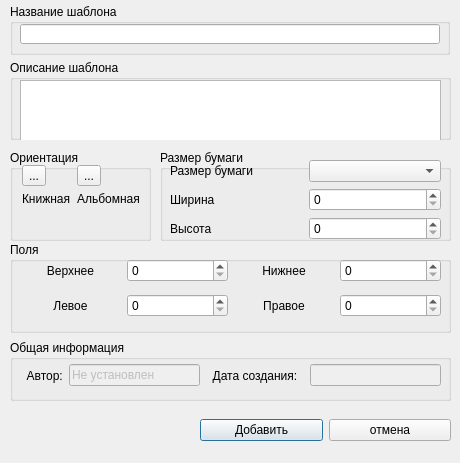
This is vp_plugins/safeFatPrinter/addtemplate.ui in sobiron236/cupsfilter as Qt 5 draws it before an edit. The edited form follows.
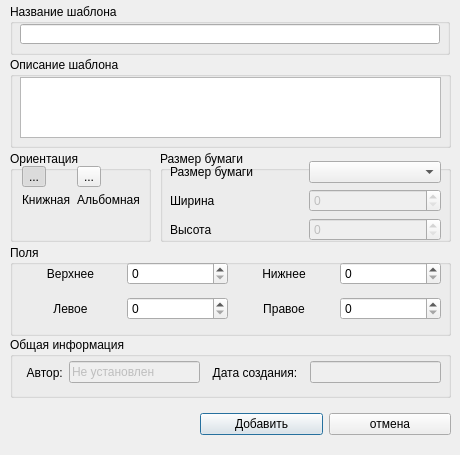
This is the edited form. Icons and pictures are not drawn.

Commit message: Размещение элементов диалога

```diff
--- a/vp_plugins/safeFatPrinter/addtemplate.ui
+++ b/vp_plugins/safeFatPrinter/addtemplate.ui
@@ -7,7 +7,7 @@
     <x>0</x>
     <y>0</y>
     <width>460</width>
-    <height>463</height>
+    <height>455</height>
    </rect>
   </property>
   <property name="windowTitle">
@@ -17,9 +17,9 @@
    <property name="geometry">
     <rect>
      <x>10</x>
-     <y>60</y>
+     <y>57</y>
      <width>441</width>
-     <height>80</height>
+     <height>91</height>
     </rect>
    </property>
    <property name="title">
@@ -49,7 +49,7 @@
    <property name="geometry">
     <rect>
      <x>200</x>
-     <y>410</y>
+     <y>404</y>
      <width>251</width>
      <height>41</height>
     </rect>
@@ -98,7 +98,7 @@
    <property name="geometry">
     <rect>
      <x>10</x>
-     <y>340</y>
+     <y>337</y>
      <width>441</width>
      <height>61</height>
     </rect>
@@ -160,7 +160,7 @@
    <property name="geometry">
     <rect>
      <x>10</x>
-     <y>150</y>
+     <y>151</y>
      <width>141</width>
      <height>91</height>
     </rect>
@@ -193,6 +193,12 @@
          <height>32</height>
         </size>
        </property>
+       <property name="checkable">
+        <bool>true</bool>
+       </property>
+       <property name="checked">
+        <bool>true</bool>
+       </property>
       </widget>
      </item>
      <item row="0" column="1">
@@ -210,6 +216,12 @@
          <height>32</height>
         </size>
        </property>
+       <property name="checkable">
+        <bool>true</bool>
+       </property>
+       <property name="autoRaise">
+        <bool>false</bool>
+       </property>
       </widget>
      </item>
      <item row="1" column="0">
@@ -233,7 +245,7 @@
    <property name="geometry">
     <rect>
      <x>10</x>
-     <y>242</y>
+     <y>245</y>
      <width>441</width>
      <height>91</height>
     </rect>
@@ -310,7 +322,7 @@
    <property name="geometry">
     <rect>
      <x>160</x>
-     <y>150</y>
+     <y>151</y>
      <width>291</width>
      <height>91</height>
     </rect>
@@ -353,10 +365,18 @@
       </widget>
      </item>
      <item row="1" column="1">
-      <widget class="QSpinBox" name="p_heightSpBox"/>
+      <widget class="QSpinBox" name="p_heightSpBox">
+       <property name="enabled">
+        <bool>false</bool>
+       </property>
+      </widget>
      </item>
      <item row="2" column="1">
-      <widget class="QSpinBox" name="p_widthSpBox"/>
+      <widget class="QSpinBox" name="p_widthSpBox">
+       <property name="enabled">
+        <bool>false</bool>
+       </property>
+      </widget>
      </item>
     </layout>
    </widget>
```
Left out of the diff: 53 changed lines with no effect on the pictures.
